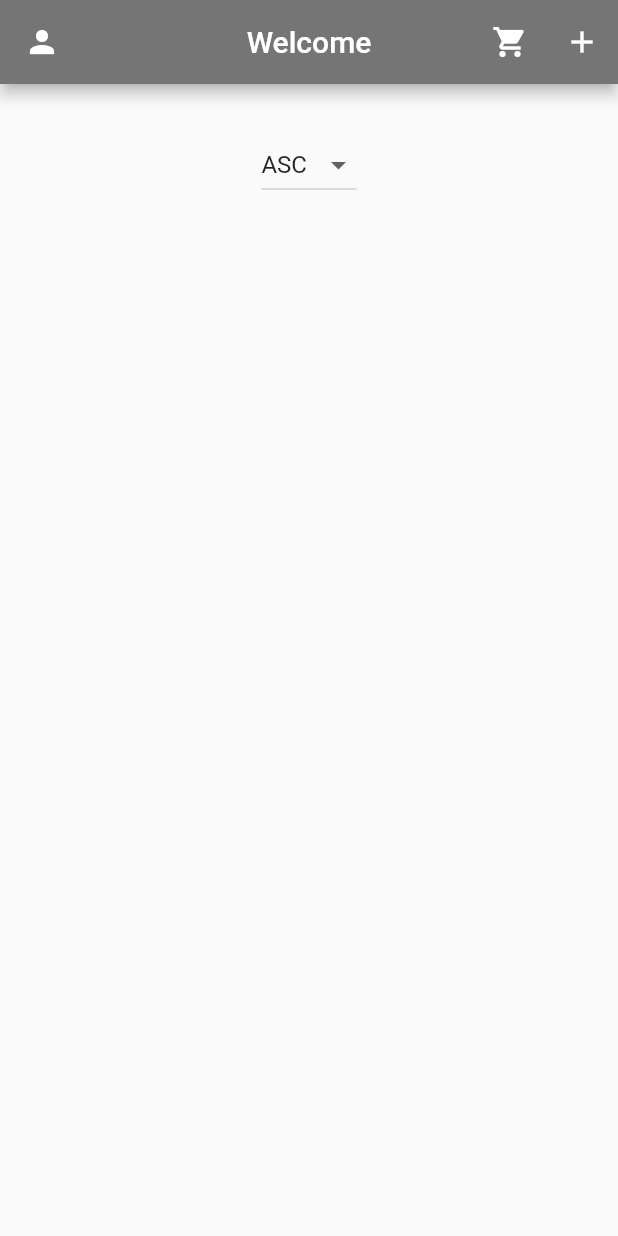
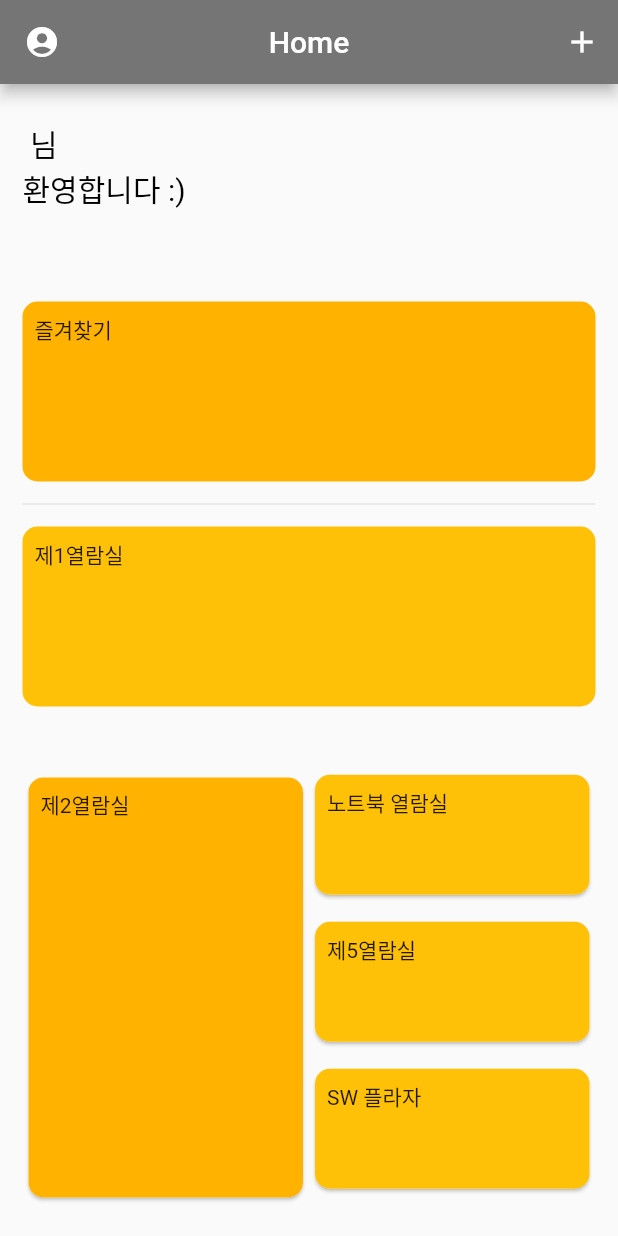
Before and after one commit to MASEOKJAE/AppDev_MyProject, a Flutter app: the HomePage screen opened directly, on a phone screen of 412 x 824 dp. Run offline on Flutter 3.47's test engine with Material 2 defaults, Android fonts, the phone set to English and light mode, and no system bars; our stand-ins replace cloud_firestore, firebase_auth, firebase_core, google_sign_in; missing offline and left inert: firebase_ui_auth; accounts and stored records are empty.

Commit message:
home frame 0.5

```diff
--- a/myproject/lib/view/home.dart
+++ b/myproject/lib/view/home.dart
@@ -1,5 +1,8 @@
 import 'package:finalterm_project/model/product_repository.dart';
+import 'package:finalterm_project/model/user.dart';
 import 'package:finalterm_project/model/user_repository.dart';
+import 'package:firebase_auth/firebase_auth.dart';
+import 'package:firebase_core/firebase_core.dart';
 import 'package:flutter/material.dart';
 import 'package:provider/provider.dart'; // new
 
@@ -11,121 +14,141 @@ class HomePage extends StatefulWidget {
 }
 
 class _HomePageState extends State<HomePage> {
-  String dropdownValue = 'ASC';
+  User? user = FirebaseAuth.instance.currentUser;
 
-  Widget _buildGridCards(BuildContext context) {
-    final isAscending = dropdownValue != 'DESC';
+  final List<String> entries = <String>[
+    '즐겨찾기',
+    '제1열람실',
+  ];
+  final List<int> colorCodes = <int>[600, 500, 100, 600, 500, 100];
 
-    return Consumer<UserRepository>(builder: (context, user, child) {
-      return Consumer<ProductRepository>(
-        builder: (context, product, child) {
-          return GridView(
-            gridDelegate: const SliverGridDelegateWithFixedCrossAxisCount(
-              crossAxisCount: 2, // 한 행에 두 개의 항목 표시
-              crossAxisSpacing: 10,
-              mainAxisSpacing: 10,
-            ),
-            children: product.getSortedList(isAscending).map((p) {
-              return Card(
-                clipBehavior: Clip.antiAlias,
-                child: Column(
-                  crossAxisAlignment: CrossAxisAlignment.start,
-                  children: <Widget>[
-                    Stack(
-                      alignment: Alignment.topRight,
-                      children: [
-                        AspectRatio(
-                          aspectRatio: 18 / 11,
-                          child: Image.network(
-                            p.image!,
-                            fit: BoxFit.contain,
+  Widget _firstlistBuild(BuildContext context) {
+    return ListView.separated(
+      padding: const EdgeInsets.fromLTRB(15, 0, 15, 0),
+      itemCount: entries.length,
+      itemBuilder: (BuildContext context, int index) {
+        return InkWell(
+          onTap: () {
+            Navigator.pushNamed(context,
+                '/${entries[index]}'); // change the route name accordingly
+          },
+          child: Container(
+            height: 120,
+            decoration: BoxDecoration(
+              color: Colors.amber[colorCodes[index %
+                  3]], // colorCodes index is calculated as modulus of 3 to prevent out of range error
+              borderRadius: BorderRadius.circular(10.0), // Add this
+            ), // colorCodes index is calculated as modulus of 3 to prevent out of range error
+            child: Align(
+              alignment: Alignment.topLeft,
+              child: Padding(
+                padding: const EdgeInsets.all(8.0),
+                child: Text('${entries[index]}'),
               ),
             ),
-                        if (user.isInWishlist(p.id!))
-                        Padding(
-                          padding: const EdgeInsets.all(10.0),
-                          child: Icon(
-                            Icons.check_circle,
-                            color: Colors.blue[800],
+          ),
+        );
+      },
+      separatorBuilder: (BuildContext context, int index) =>
+          const Divider(height: 30),
+    );
+  }
+
+  Widget _secondlistBuild(BuildContext context) {
+    return Padding(
+      padding: const EdgeInsets.fromLTRB(15.0, 0, 15.0, 20.0),
+      child: Row(
+        children: [
+          Expanded(
+            child: InkWell(
+              onTap: () {
+                Navigator.pushNamed(context, '/제2열람실');
+              },
+              child: Card(
+                shape: RoundedRectangleBorder(
+                  // add this
+                  borderRadius: BorderRadius.circular(
+                      10.0), // change this to adjust the radius
+                ),
+                child: Container(
+                  height: 280,
+                  decoration: BoxDecoration(
+                    color: Colors.amber[600],
+                    borderRadius: BorderRadius.circular(
+                        10.0), // change this to adjust the radius
+                  ),
+                  child: const Align(
+                    alignment: Alignment.topLeft,
+                    child: Padding(
+                      padding: EdgeInsets.all(8.0),
+                      child: Text('제2열람실'),
                     ),
                   ),
-                      ],
+                ),
+              ),
+            ),
           ),
           Expanded(
-                      child: Padding(
-                        padding: const EdgeInsets.all(5),
-                        child: Stack(
-                          alignment: Alignment.bottomRight,
+            child: ListView(
               children: [
-                            Padding(
-                              padding: const EdgeInsets.all(15.0),
-                              child: Row(
-                                crossAxisAlignment: CrossAxisAlignment.start,
-                                children: [
-                                  Expanded(
-                                    child: Column(
-                                      crossAxisAlignment:
-                                          CrossAxisAlignment.start,
-                                      children: [
-                                        Text(
-                                          p.name,
-                                          style: const TextStyle(
-                                              fontSize: 13,
-                                              fontWeight: FontWeight.bold),
-                                          maxLines: 1,
+                _buildListItem(context, '노트북 열람실', Colors.amber),
+                const SizedBox(
+                  height: 10,
                 ),
-                                        const SizedBox(height: 2.0),
-                                        Text(
-                                          '\$ ${p.price}',
-                                          style: const TextStyle(fontSize: 10),
+                _buildListItem(context, '제5열람실', Colors.amber),
+                const SizedBox(
+                  height: 10,
                 ),
+                _buildListItem(context, 'SW 플라자', Colors.amber),
               ],
-                                    ),
-                                  )
-                                ],
-                              ),
-                            ),
-                            TextButton(
-                              onPressed: () {
-                                Navigator.pushNamed(
-                                  context,
-                                  '/detail',
-                                  arguments: p,
-                                );
-                              },
-                              style: TextButton.styleFrom(
-                                padding: const EdgeInsets.symmetric(
-                                    horizontal: 5, vertical: 2),
-                                minimumSize: Size.zero,
-                                tapTargetSize: MaterialTapTargetSize.shrinkWrap,
-                              ),
-                              child: const Text('more'),
-                            )
-                          ],
-                        ),
             ),
           ),
         ],
       ),
     );
-            }).toList(),
+  }
+
+  Widget _buildListItem(BuildContext context, String title, Color color) {
+    return InkWell(
+      onTap: () {
+        Navigator.pushNamed(context, '/$title');
+      },
+      child: Card(
+        shape: RoundedRectangleBorder(
+          // add this
+          borderRadius:
+              BorderRadius.circular(10.0), // change this to adjust the radius
+        ),
+        child: Container(
+          height: 80,
+          decoration: BoxDecoration(
+            color: color,
+            borderRadius:
+                BorderRadius.circular(10.0), // change this to adjust the radius
+          ),
+          child: Align(
+            alignment: Alignment.topLeft,
+            child: Padding(
+              padding: const EdgeInsets.all(8.0),
+              child: Text(title),
+            ),
+          ),
+        ),
+      ),
     );
-        },
-      );
-    });
   }
 
   @override
   Widget build(BuildContext context) {
     return Scaffold(
       appBar: AppBar(
-        title: const Text('Welcome'),
+        title: const Text('Home'),
         centerTitle: true,
         backgroundColor: Colors.grey.shade600,
         iconTheme: const IconThemeData(color: Colors.white),
         leading: IconButton(
           icon: const Icon(
-            Icons.person,
+            Icons.account_circle_rounded,
             semanticLabel: 'profile',
             color: Colors.white,
           ),
@@ -134,16 +157,16 @@ class _HomePageState extends State<HomePage> {
           },
         ),
         actions: <Widget>[
-          IconButton(
-            icon: const Icon(
-              Icons.shopping_cart,
-              semanticLabel: 'cart',
-              color: Colors.white,
-            ),
-            onPressed: () {
-              Navigator.pushNamed(context, '/wishlist');
-            },
-          ),
+          // IconButton(
+          //   icon: const Icon(
+          //     Icons.shopping_cart,
+          //     semanticLabel: 'cart',
+          //     color: Colors.white,
+          //   ),
+          //   onPressed: () {
+          //     Navigator.pushNamed(context, '/wishlist');
+          //   },
+          // ),
           IconButton(
             icon: const Icon(
               Icons.add,
@@ -158,31 +181,40 @@ class _HomePageState extends State<HomePage> {
       ),
       body: Column(
         children: [
-          const SizedBox(
-            height: 30,
+          Padding(
+            padding: const EdgeInsets.fromLTRB(15, 25, 0, 0), // 여기서 상단 패딩 크기 조절 가능
+            child: Align(
+              alignment: Alignment.topLeft, // 좌측 정렬
+              child: RichText(
+                text: TextSpan(
+                  children: <TextSpan>[
+                    TextSpan(
+                        text: user?.displayName ?? 'Guest',
+                        style: const TextStyle(
+                          color: Colors.black,
+                          fontSize: 20,
+                          fontWeight: FontWeight.bold,
+                        )),
+                    const TextSpan(
+                      text: ' 님\n환영합니다 :)',
+                      style: TextStyle(
+                        color: Colors.black,
+                        fontSize: 20,
                       ),
-          DropdownButton<String>(
-            value: dropdownValue,
-            items: <String>['ASC', 'DESC'].map((String value) {
-              return DropdownMenuItem<String>(
-                value: value,
-                child: Text(value),
-              );
-            }).toList(),
-            onChanged: (String? newValue) {
-              if (newValue != null) {
-                setState(
-                  () {
-                    dropdownValue = newValue;
-                  },
-                );
-              }
-            },
+                    ),
+                  ],
+                ),
+              ),
+            ),
           ),
           const SizedBox(
             height: 30,
           ),
-          Expanded(child: _buildGridCards(context)),
+          const SizedBox(
+            height: 30,
+          ),
+          Expanded(child: _firstlistBuild(context)),
+          Expanded(child: _secondlistBuild(context)),
         ],
       ),
     );
```
Lines whose indentation alone changed are shown as unchanged.
